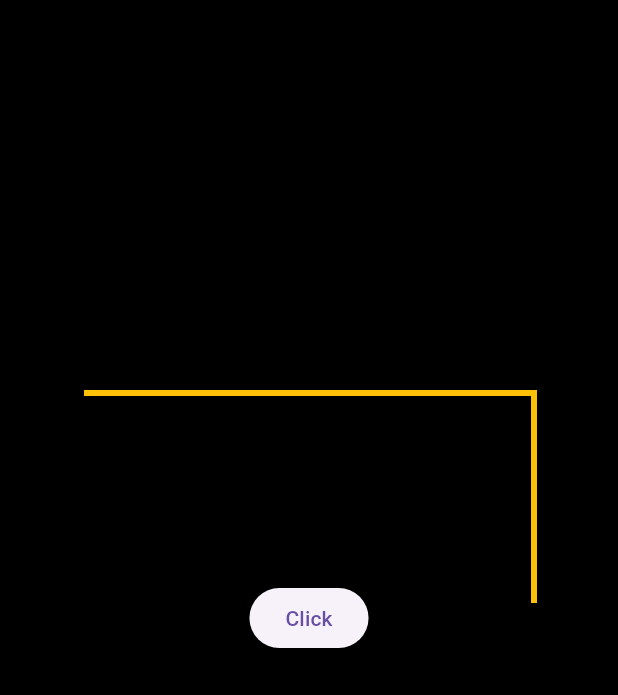
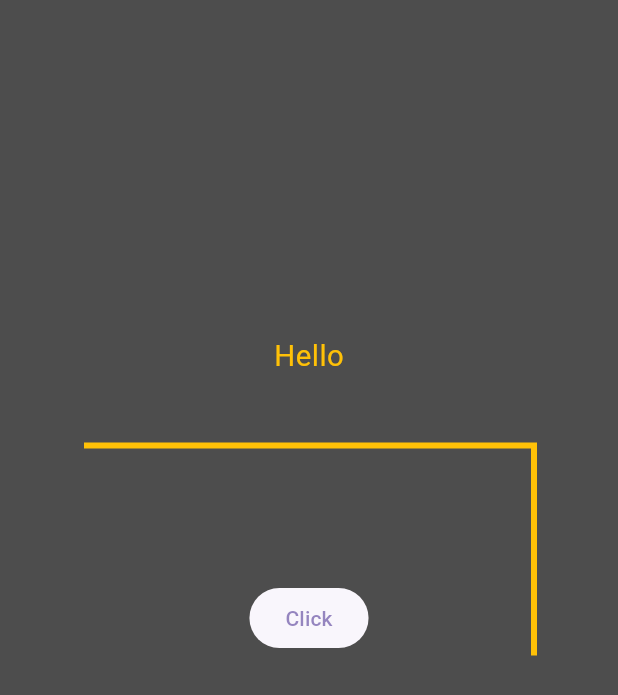
Before and after one commit to kunalsahu7/animation_create, a Flutter app: the HomeScreen screen opened directly, after a tap on "Click", on a phone screen of 412 x 824 dp. Shown: the top 695 px of the screen. Run offline on Flutter 3.47's test engine with Material 3 defaults, Android fonts, the phone set to English and light mode, and no system bars; network calls fail.

Commit message:
animation navigation done
animation navigation done

```diff
--- a/analysis_options.yaml
+++ b/analysis_options.yaml
@@ -7,6 +7,11 @@
 
 # The following line activates a set of recommended lints for Flutter apps,
 # packages, and plugins designed to encourage good coding practices.
+analyzer:
+  errors:
+    no_leading_underscores_for_local_identifiers: ignore
+    prefer_const_constructors: ignore
+    use_key_in_widget_constructors: ignore
 include: package:flutter_lints/flutter.yaml
 
 linter:
--- a/lib/main.dart
+++ b/lib/main.dart
@@ -1,147 +1,99 @@
+// ignore_for_file: prefer_const_constructors, no_leading_underscores_for_local_identifiers
+
+import 'package:animation_create/box_animation_view.dart';
 import 'package:flutter/material.dart';
 
-void main() {
-  runApp(MyApp());
-}
+void main() => runApp(MyApp());
 
 class MyApp extends StatelessWidget {
+  const MyApp({super.key});
+
   @override
   Widget build(BuildContext context) {
     return MaterialApp(
-      home: Scaffold(
-        appBar: AppBar(title: Text('Border Animation')),
-        body: const HomeScreen(),
+      title: 'Border Animation',
+      home: HomePage(),
+    );
+  }
+}
+
+class HomePage extends StatefulWidget {
+  const HomePage({super.key});
+
+  @override
+  HomePageState createState() => HomePageState();
+}
+
+class HomePageState extends State<HomePage> {
+  bool isAnimation1Show = false;
+  bool isAnimation2Show = false;
+
+  @override
+  Widget build(BuildContext context) {
+    return Scaffold(
+      backgroundColor: Colors.white,
+      body: Stack(
+        children: [
+          Center(
+            child: ElevatedButton(
+              onPressed: () => setState(() => isAnimation1Show = !isAnimation1Show),
+              child: Text("Show Animation"),
+            ),
+          ),
+          Positioned(
+            top: 600,
+            left: 110,
+            child: Container(
+              color: Colors.transparent,
+              width: 200,
+              height: 200,
+              padding: EdgeInsets.symmetric(horizontal: 10),
+              child: Image.network("https://oceanmtech.b-cdn.net/dmt/data_file/20240619173057-bzwax9.jpg"),
+            ),
+          ),
+          Positioned(
+            top: 50,
+            left: 110,
+            child: Container(
+              color: Colors.transparent,
+              width: 200,
+              height: 200,
+              padding: EdgeInsets.symmetric(horizontal: 10),
+              child: Image.network("https://oceanmtech.b-cdn.net/dmt/data_file/20240619173057-bzwax9.jpg"),
+            ),
+          ),
+          isAnimation1Show
+              ? BoxAnimationView(
+                  borderColor: Colors.lightBlue.shade900,
+                  onTapForBarier: () => setState(() => isAnimation1Show = false),
+                  onTapForBox: () {
+                    isAnimation2Show = true;
+                    isAnimation1Show = false;
+                    setState(() {});
+                  },
+                  style: TextStyle(color: Colors.lightBlue.shade900, fontSize: 15, fontWeight: FontWeight.bold),
+                  xPos: 110,
+                  yPos: 600 - 70,
+                  text: "Tap on",
+                )
+              : const SizedBox.shrink(),
+          isAnimation2Show
+              ? BoxAnimationView(
+                  borderColor: Colors.lightBlue.shade900,
+                  onTapForBarier: () => setState(() => isAnimation2Show = false),
+                  onTapForBox: () {
+                    isAnimation2Show = false;
+                    setState(() {});
+                  },
+                  style: TextStyle(color: Colors.lightBlue.shade900, fontSize: 15, fontWeight: FontWeight.bold),
+                  xPos: 110,
+                  yPos: 50,
+                  text: "Tap on",
+                  isTopText: false,
+                )
+              : const SizedBox.shrink(),
+        ],
       ),
     );
   }
 }
-
-class HomeScreen extends StatefulWidget {
-  const HomeScreen({super.key});
-
-  @override
-  State<HomeScreen> createState() => _HomeScreenState();
-}
-
-class _HomeScreenState extends State<HomeScreen> {
-  bool isAnimationShow = false;
-
-  @override
-  Widget build(BuildContext context) {
-    return SafeArea(
-      child: Scaffold(
-        backgroundColor: Colors.black,
-        body: Stack(
-          children: [
-            Center(
-              child: ElevatedButton(
-                onPressed: () {
-                  isAnimationShow = true;
-                  setState(() {});
-                },
-                child: Text("Click"),
-              ),
-            ),
-            isAnimationShow ? const BorderAnimationWidget(borderColor: Colors.amber) : const SizedBox.shrink(),
-          ],
-        ),
-      ),
-    );
-  }
-}
-
-class BorderAnimationWidget extends StatefulWidget {
-  final Color borderColor;
-  const BorderAnimationWidget({super.key, required this.borderColor});
-
-  @override
-  BorderAnimationWidgetState createState() => BorderAnimationWidgetState();
-}
-
-class BorderAnimationWidgetState extends State<BorderAnimationWidget> with SingleTickerProviderStateMixin {
-  late AnimationController _controller;
-  late Animation<double> _animation;
-
-  @override
-  void initState() {
-    super.initState();
-    _controller = AnimationController(
-      duration: const Duration(seconds: 3),
-      vsync: this,
-    );
-
-    _animation = Tween<double>(begin: 0, end: 1200).animate(_controller)
-      ..addListener(() {
-        setState(() {});
-      });
-
-    _controller.forward();
-  }
-
-  @override
-  void dispose() {
-    _controller.dispose();
-    super.dispose();
-  }
-
-  @override
-  Widget build(BuildContext context) {
-    return Center(
-      child: CustomPaint(
-        painter: BorderPainter(
-          _animation.value,
-          borderColor: widget.borderColor,
-        ),
-        child: Container(
-          width: 300,
-          height: 300,
-        ),
-      ),
-    );
-  }
-}
-
-class BorderPainter extends CustomPainter {
-  final double animationValue;
-  final Color borderColor;
-
-  BorderPainter(this.animationValue, {required this.borderColor});
-
-  @override
-  void paint(Canvas canvas, Size size) {
-    final paint = Paint()
-      ..color = borderColor
-      ..strokeWidth = 4.0
-      ..style = PaintingStyle.stroke;
-
-    final path = Path();
-    double perimeter = 2 * (size.width + size.height);
-
-    if (animationValue <= size.width) {
-      path.moveTo(0, 0);
-      path.lineTo(animationValue, 0);
-    } else if (animationValue <= size.width + size.height) {
-      path.moveTo(0, 0);
-      path.lineTo(size.width, 0);
-      path.lineTo(size.width, animationValue - size.width);
-    } else if (animationValue <= 2 * size.width + size.height) {
-      path.moveTo(0, 0);
-      path.lineTo(size.width, 0);
-      path.lineTo(size.width, size.height);
-      path.lineTo(size.width - (animationValue - size.width - size.height), size.height);
-    } else if (animationValue <= perimeter) {
-      path.moveTo(0, 0);
-      path.lineTo(size.width, 0);
-      path.lineTo(size.width, size.height);
-      path.lineTo(0, size.height);
-      path.lineTo(0, size.height - (animationValue - 2 * size.width - size.height));
-    }
-
-    canvas.drawPath(path, paint);
-  }
-
-  @override
-  bool shouldRepaint(covariant CustomPainter oldDelegate) {
-    return true;
-  }
-}
--- /dev/null
+++ b/lib/main_backup.dart
@@ -0,0 +1,185 @@
+import 'package:animation_create/text_animation_view.dart';
+import 'package:flutter/material.dart';
+
+void main() {
+  runApp(MyApp());
+}
+
+class MyApp extends StatelessWidget {
+  @override
+  Widget build(BuildContext context) {
+    return MaterialApp(
+      home: HomeScreen(),
+    );
+  }
+}
+
+class HomeScreen extends StatefulWidget {
+  const HomeScreen({super.key});
+
+  @override
+  State<HomeScreen> createState() => _HomeScreenState();
+}
+
+class _HomeScreenState extends State<HomeScreen> {
+  bool isAnimationShow = false;
+
+  @override
+  Widget build(BuildContext context) {
+    return SafeArea(
+      child: Scaffold(
+        backgroundColor: Colors.black,
+        body: Stack(
+          children: [
+            Center(
+              child: ElevatedButton(
+                onPressed: () {
+                  isAnimationShow = true;
+                  setState(() {});
+                },
+                child: Text("Click"),
+              ),
+            ),
+            isAnimationShow
+                ? BorderAnimationWidget(
+                    borderColor: Colors.amber,
+                    onTapForBarier: () {
+                      isAnimationShow = false;
+                      setState(() {});
+                    },
+                    onTapForBox: () {
+                      print("========++Hello");
+                    },
+                    style: TextStyle(color: Colors.amber),
+                  )
+                : const SizedBox.shrink(),
+          ],
+        ),
+      ),
+    );
+  }
+}
+
+class BorderAnimationWidget extends StatefulWidget {
+  final Color borderColor;
+  final void Function() onTapForBarier;
+  final void Function() onTapForBox;
+  final TextStyle? style;
+
+  const BorderAnimationWidget({
+    super.key,
+    required this.borderColor,
+    required this.onTapForBarier,
+    required this.onTapForBox,
+    this.style,
+  });
+
+  @override
+  BorderAnimationWidgetState createState() => BorderAnimationWidgetState();
+}
+
+class BorderAnimationWidgetState extends State<BorderAnimationWidget> with SingleTickerProviderStateMixin {
+  late AnimationController boxController;
+  late Animation<double> boxAnimation;
+
+  @override
+  void initState() {
+    super.initState();
+    boxAnimationCreate();
+  }
+
+  void boxAnimationCreate() {
+    boxController = AnimationController(
+      duration: const Duration(seconds: 3),
+      vsync: this,
+    );
+
+    boxAnimation = Tween<double>(begin: 0, end: 1200).animate(boxController)
+      ..addListener(() {
+        setState(() {});
+      });
+
+    boxController.forward();
+  }
+
+  @override
+  void dispose() {
+    boxController.dispose();
+    super.dispose();
+  }
+
+  @override
+  Widget build(BuildContext context) {
+    return GestureDetector(
+      onTap: widget.onTapForBarier,
+      child: Container(
+        height: double.infinity,
+        color: Colors.white30,
+        child: Center(
+          child: Column(
+            mainAxisAlignment: MainAxisAlignment.center,
+            children: [
+              TextAnimationView(style: widget.style, text: "Hello"),
+              const SizedBox(height: 50),
+              GestureDetector(
+                onTap: widget.onTapForBox,
+                child: CustomPaint(
+                  painter: BorderPainter(
+                    boxAnimation.value,
+                    borderColor: widget.borderColor,
+                  ),
+                  child: const SizedBox(width: 300, height: 300),
+                ),
+              ),
+            ],
+          ),
+        ),
+      ),
+    );
+  }
+}
+
+class BorderPainter extends CustomPainter {
+  final double animationValue;
+  final Color borderColor;
+
+  BorderPainter(this.animationValue, {required this.borderColor});
+
+  @override
+  void paint(Canvas canvas, Size size) {
+    final paint = Paint()
+      ..color = borderColor
+      ..strokeWidth = 4.0
+      ..style = PaintingStyle.stroke;
+
+    final path = Path();
+    double perimeter = 2 * (size.width + size.height);
+
+    if (animationValue <= size.width) {
+      path.moveTo(0, 0);
+      path.lineTo(animationValue, 0);
+    } else if (animationValue <= size.width + size.height) {
+      path.moveTo(0, 0);
+      path.lineTo(size.width, 0);
+      path.lineTo(size.width, animationValue - size.width);
+    } else if (animationValue <= 2 * size.width + size.height) {
+      path.moveTo(0, 0);
+      path.lineTo(size.width, 0);
+      path.lineTo(size.width, size.height);
+      path.lineTo(size.width - (animationValue - size.width - size.height), size.height);
+    } else if (animationValue <= perimeter) {
+      path.moveTo(0, 0);
+      path.lineTo(size.width, 0);
+      path.lineTo(size.width, size.height);
+      path.lineTo(0, size.height);
+      path.lineTo(0, size.height - (animationValue - 2 * size.width - size.height));
+    }
+
+    canvas.drawPath(path, paint);
+  }
+
+  @override
+  bool shouldRepaint(covariant CustomPainter oldDelegate) {
+    return true;
+  }
+}
--- /dev/null
+++ b/lib/text_animation_view.dart
@@ -0,0 +1,53 @@
+import 'package:flutter/material.dart';
+
+class TextAnimationView extends StatefulWidget {
+  final TextStyle? style;
+  final String text;
+  const TextAnimationView({super.key, this.style, required this.text});
+
+  @override
+  TextAnimationViewState createState() => TextAnimationViewState();
+}
+
+class TextAnimationViewState extends State<TextAnimationView> with SingleTickerProviderStateMixin {
+  late AnimationController _controller;
+  late Animation<double> _animation;
+
+  @override
+  void initState() {
+    super.initState();
+    _controller = AnimationController(
+      duration: const Duration(seconds: 2),
+      vsync: this,
+    )..repeat(reverse: true);
+
+    _animation = Tween<double>(begin: 1.0, end: 1.5).animate(CurvedAnimation(
+      parent: _controller,
+      curve: Curves.decelerate,
+    ));
+  }
+
+  @override
+  void dispose() {
+    _controller.dispose();
+    super.dispose();
+  }
+
+  @override
+  Widget build(BuildContext context) {
+    return Center(
+      child: AnimatedBuilder(
+        animation: _animation,
+        builder: (context, child) {
+          return Transform.scale(
+            scale: _animation.value,
+            child: Text(
+              widget.text,
+              style: widget.style ?? TextStyle(fontSize: 20),
+            ),
+          );
+        },
+      ),
+    );
+  }
+}
```
Also changed, not shown: lib/box_animation_view.dart (added, +109 -0 lines), lib/painter.dart (added, +64 -0 lines).
